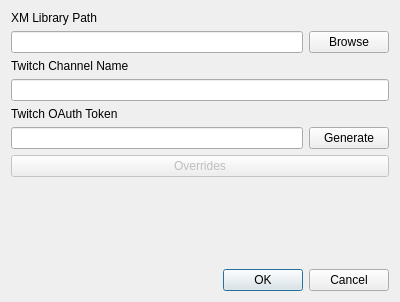
Qt form menu.ui (QtSlitherBot/QtSlitherBot) before a commit.
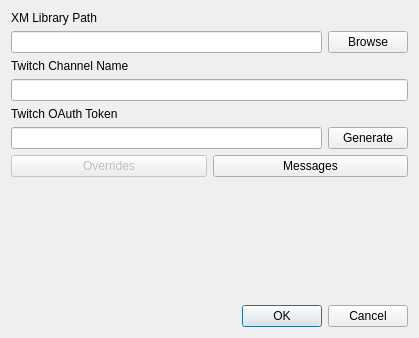
The same form after that commit.

Commit message: Added dialog for configuring random messages

The edit to the form file:
```diff
--- a/menu.ui
+++ b/menu.ui
@@ -6,8 +6,8 @@
    <rect>
     <x>0</x>
     <y>0</y>
-    <width>400</width>
-    <height>302</height>
+    <width>419</width>
+    <height>338</height>
    </rect>
   </property>
   <property name="windowTitle">
@@ -71,6 +71,8 @@
     </layout>
    </item>
    <item>
+    <layout class="QHBoxLayout" name="horizontalLayout_3">
+     <item>
     <widget class="QPushButton" name="pushButton">
      <property name="enabled">
       <bool>false</bool>
@@ -79,6 +81,15 @@
       <string>Overrides</string>
      </property>
     </widget>
+     </item>
+     <item>
+      <widget class="QPushButton" name="btnMessages">
+       <property name="text">
+        <string>Messages</string>
+       </property>
+      </widget>
+     </item>
+    </layout>
    </item>
    <item>
     <spacer name="verticalSpacer">
```
Lines whose indentation alone changed are shown as unchanged. The commit also changes 12 other files.
